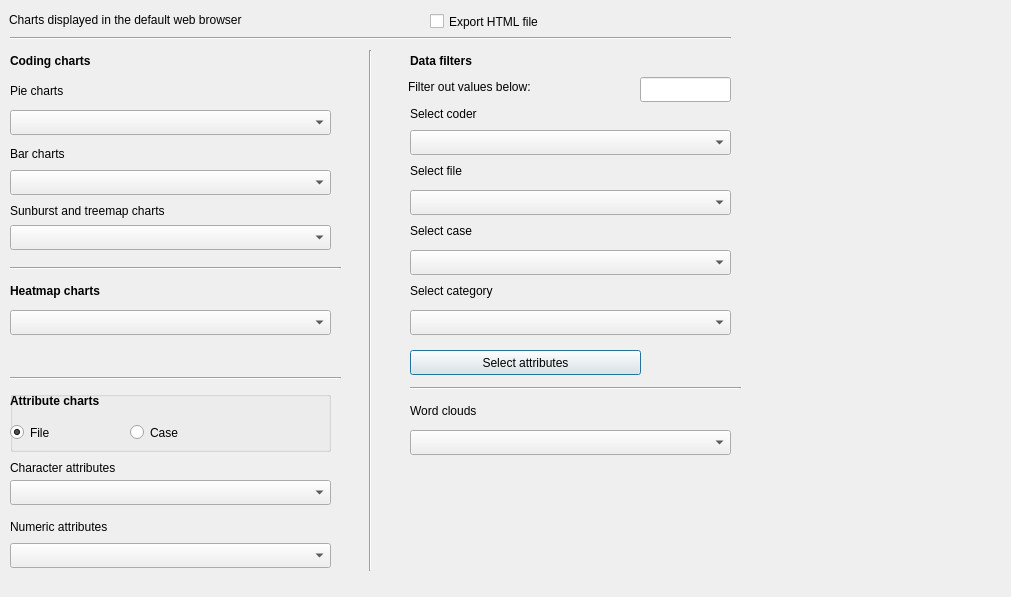
Qt form GUI_UIs/ui_dialog_charts.ui (ccbogel/QualCoder) before a commit.
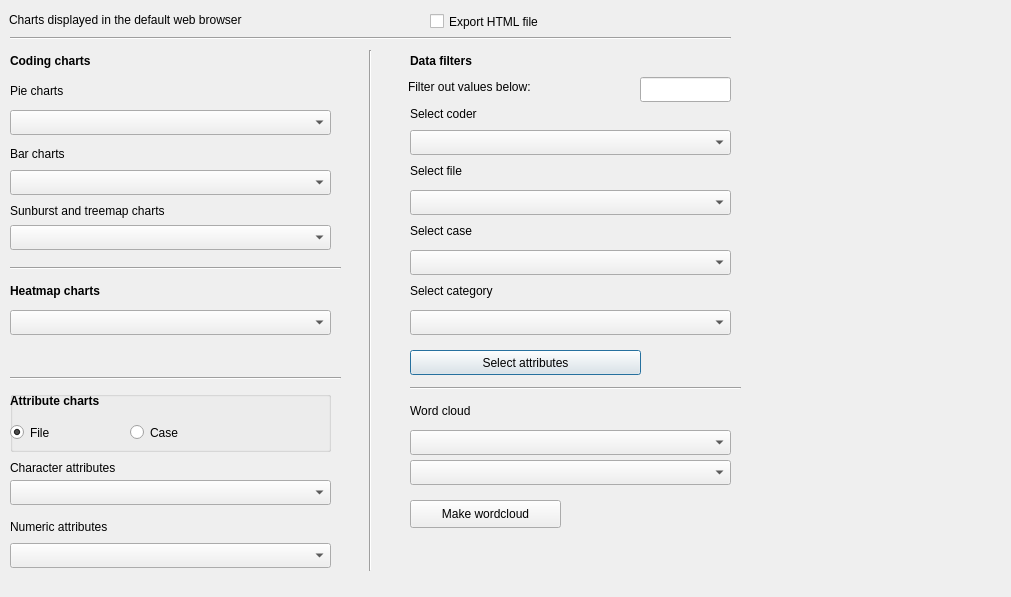
The same form after that commit.

Patch:
```diff
--- a/GUI_UIs/ui_dialog_charts.ui
+++ b/GUI_UIs/ui_dialog_charts.ui
@@ -505,7 +505,7 @@
     </rect>
    </property>
    <property name="text">
-    <string>Word clouds</string>
+    <string>Word cloud</string>
    </property>
   </widget>
   <widget class="QComboBox" name="comboBox_wordclouds">
@@ -517,6 +517,35 @@
      <height>25</height>
     </rect>
    </property>
+   <property name="toolTip">
+    <string>&lt;html&gt;&lt;head/&gt;&lt;body&gt;&lt;p&gt;Background&lt;/p&gt;&lt;/body&gt;&lt;/html&gt;</string>
+   </property>
+  </widget>
+  <widget class="QComboBox" name="comboBox_wordcloud_foreground">
+   <property name="geometry">
+    <rect>
+     <x>410</x>
+     <y>460</y>
+     <width>321</width>
+     <height>25</height>
+    </rect>
+   </property>
+   <property name="toolTip">
+    <string>&lt;html&gt;&lt;head/&gt;&lt;body&gt;&lt;p&gt;Foreground&lt;/p&gt;&lt;/body&gt;&lt;/html&gt;</string>
+   </property>
+  </widget>
+  <widget class="QPushButton" name="pushButton_wordcloud">
+   <property name="geometry">
+    <rect>
+     <x>410</x>
+     <y>500</y>
+     <width>151</width>
+     <height>28</height>
+    </rect>
+   </property>
+   <property name="text">
+    <string>Make wordcloud</string>
+   </property>
   </widget>
   <zorder>groupBox</zorder>
   <zorder>label_info</zorder>
```
Left out of the diff: 6 changed lines with no effect on the pictures.
